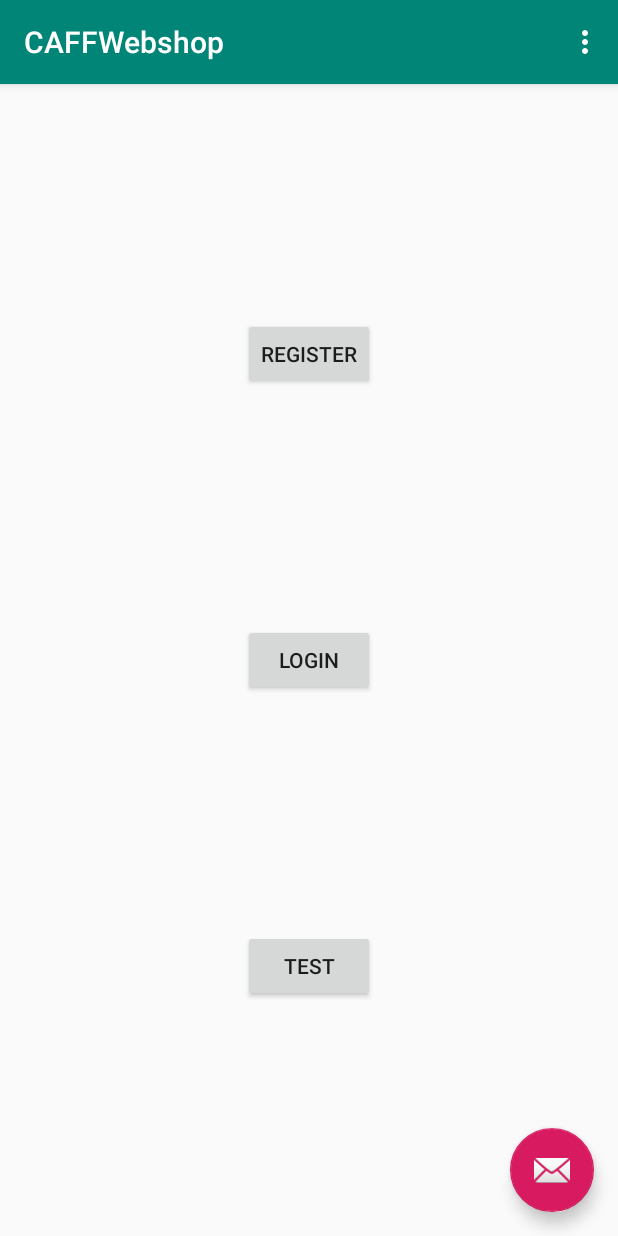
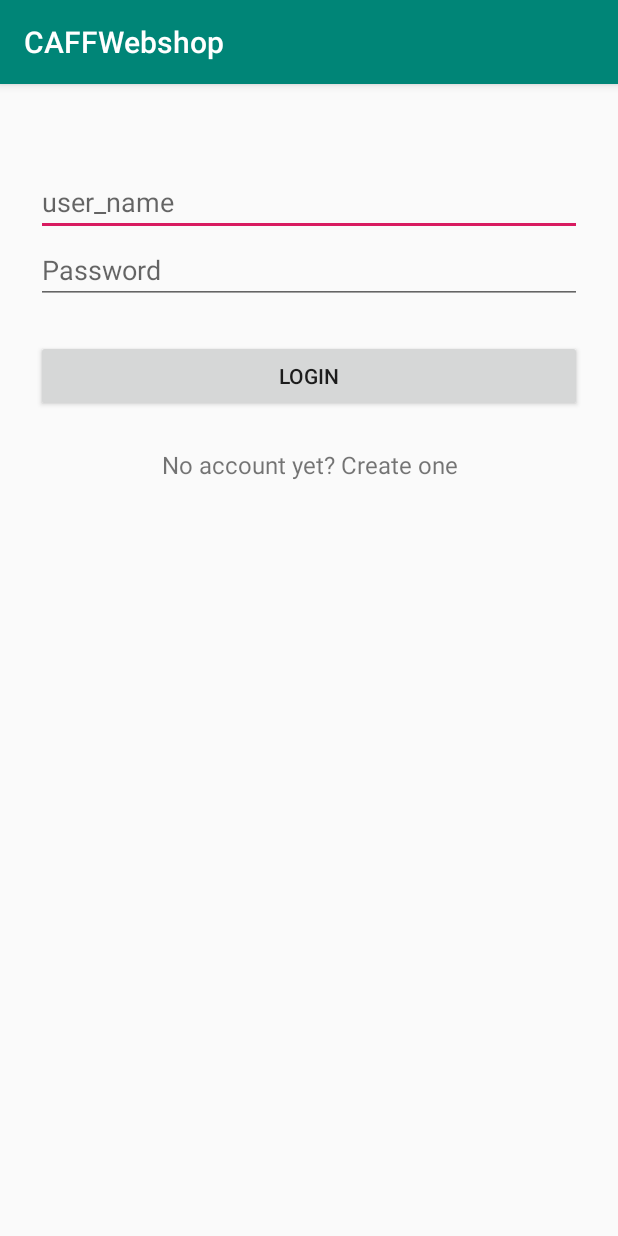
Before and after one commit to Marciix/CompSecBME, an Android app: the screen it shows after launch (MainActivity before the commit, LoginActivity after it), after a tap on "LOGIN", on a phone screen of 412 x 824 dp. Run offline under Robolectric (Android 15) with nearby library versions, the phone set to English and light mode, and no system bars.

Commit message:
Activity fixes

```diff
--- a/frontend/app/build.gradle
+++ b/frontend/app/build.gradle
@@ -26,7 +26,7 @@ android {
 
 dependencies {
     implementation fileTree(dir: 'libs', include: ['*.jar'])
-    implementation"org.jetbrains.kotlin:kotlin-stdlib-jdk7:$kotlin_version"
+    implementation "org.jetbrains.kotlin:kotlin-stdlib-jdk7:$kotlin_version"
     implementation 'com.android.support:appcompat-v7:28.0.0'
     implementation 'com.android.support.constraint:constraint-layout:2.0.2'
     implementation 'com.android.support:design:28.0.0'
--- a/frontend/app/src/main/java/com/example/caffwebshop/MainActivity.kt
+++ b/frontend/app/src/main/java/com/example/caffwebshop/MainActivity.kt
@@ -1,10 +1,12 @@
 package com.example.caffwebshop
 
+import android.content.Intent
 import android.os.Bundle
 import android.support.v7.app.AppCompatActivity;
 import android.util.Log
 import android.view.Menu
 import android.view.MenuItem
+import com.example.caffwebshop.activity.LoginActivity
 import com.example.caffwebshop.model.CaffItemPublic
 import com.example.caffwebshop.model.UserAuthenticateModel
 import com.example.caffwebshop.model.UserLoginResponse
@@ -14,7 +16,6 @@ import com.example.caffwebshop.network.CAFFInteractor
 
 import kotlinx.android.synthetic.main.activity_main.*
 import kotlinx.android.synthetic.main.content_main.*
-import okhttp3.ResponseBody
 
 class MainActivity : AppCompatActivity() {
     private var authInteractor=AuthInteractor()
@@ -26,9 +27,13 @@ class MainActivity : AppCompatActivity() {
         setContentView(R.layout.activity_main)
         setSupportActionBar(toolbar)
 
+        login.setOnClickListener{
+            val intent = Intent(this, LoginActivity::class.java)
+            startActivity(intent)
+        }
 
 
-        register.setOnClickListener { view ->
+        /*register.setOnClickListener { view ->
             val user=UserRegistrationModel("test","b","c", "d", "test")
             authInteractor.register(user, this::onSuccess, this::onError)
 
@@ -37,7 +42,7 @@ class MainActivity : AppCompatActivity() {
             val userAuthenticateModel= UserAuthenticateModel("test", "test")
             authInteractor.login(userAuthenticateModel, this::onSuccessLogin, this::onError)
 
-        }
+        }*/
         test.setOnClickListener { view ->
 
             caffInteractor.getCaffItems(token = token , onSuccess = this::onCaffGetSuccess,onError =  this::onError)
--- /dev/null
+++ b/frontend/app/src/main/res/layout/activity_login.xml
@@ -0,0 +1,61 @@
+<?xml version="1.0" encoding="utf-8"?>
+<ScrollView xmlns:android="http://schemas.android.com/apk/res/android"
+            android:layout_width="fill_parent"
+            android:layout_height="fill_parent"
+            android:fitsSystemWindows="true">
+
+    <LinearLayout
+            android:orientation="vertical"
+            android:layout_width="match_parent"
+            android:layout_height="wrap_content"
+            android:paddingTop="56dp"
+            android:paddingLeft="24dp"
+            android:paddingRight="24dp">
+
+
+        <!-- User Label
+        <com.google.android.material.textfield.TextInputLayout
+                android:layout_width="match_parent"
+                android:layout_height="wrap_content"
+                android:layout_marginTop="8dp"
+                android:layout_marginBottom="8dp">-->
+            <EditText android:id="@+id/input_username"
+                      android:layout_width="match_parent"
+                      android:layout_height="wrap_content"
+                      android:inputType="textEmailAddress"
+                      android:hint="@string/user_name"
+                      android:autofillHints="@string/user_name" />
+        <!--</com.google.android.material.textfield.TextInputLayout>-->
+
+        <!-- Password Label -->
+        <!--<com.google.android.material.textfield.TextInputLayout
+                android:layout_width="match_parent"
+                android:layout_height="wrap_content"
+                android:layout_marginTop="8dp"
+                android:layout_marginBottom="8dp">-->
+            <EditText android:id="@+id/input_password"
+                      android:layout_width="match_parent"
+                      android:layout_height="wrap_content"
+                      android:inputType="textPassword"
+                      android:hint="@string/password"/>
+        <!--</com.google.android.material.textfield.TextInputLayout>-->
+
+        <Button
+                android:id="@+id/btn_login"
+                android:layout_width="fill_parent"
+                android:layout_height="wrap_content"
+                android:layout_marginTop="24dp"
+                android:layout_marginBottom="24dp"
+                android:padding="12dp"
+                android:text="@string/login"/>
+
+        <TextView android:id="@+id/link_signup"
+                  android:layout_width="fill_parent"
+                  android:layout_height="wrap_content"
+                  android:layout_marginBottom="24dp"
+                  android:text="@string/no_account_yet_create_one"
+                  android:gravity="center"
+                  android:textSize="16sp"/>
+
+    </LinearLayout>
+</ScrollView>
--- a/frontend/app/src/main/res/values/strings.xml
+++ b/frontend/app/src/main/res/values/strings.xml
@@ -1,4 +1,10 @@
 <resources>
     <string name="app_name">CAFFWebshop</string>
     <string name="action_settings">Settings</string>
+    <string name="no_account_yet_create_one">No account yet? Create one</string>
+    <string name="login">Login</string>
+    <string name="password">Password</string>
+    <string name="user_name">user_name</string>
+    <string name="create_account">Create Account</string>
+    <string name="already_a_member_login">Already a member? Login</string>
 </resources>
```
Also changed, not shown: frontend/app/src/main/AndroidManifest.xml (+8 -4 lines), frontend/app/src/main/java/com/example/caffwebshop/activity/LoginActivity.kt (added, +103 -0 lines), frontend/app/src/main/java/com/example/caffwebshop/activity/SignupActivity.kt (added, +81 -0 lines), frontend/app/src/main/res/layout/activity_signup.xml (added, +63 -0 lines).
